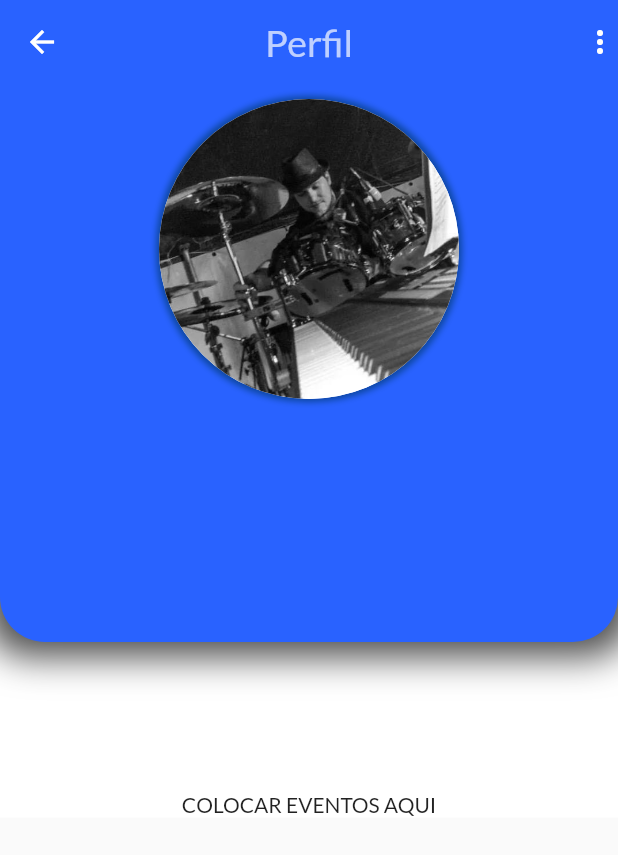
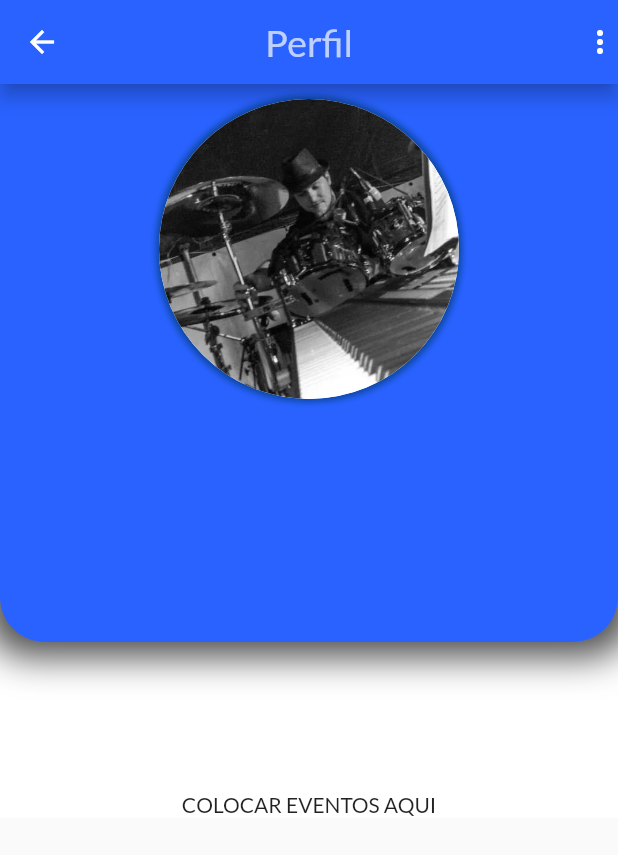
Before and after one commit to Rossitto/lsrtcc_Frontend_Flutter, a Flutter app: the ProfileScreen screen opened by its route, on a phone screen of 412 x 824 dp. Shown: the top 855 px of the screen. Run offline on Flutter 3.47's test engine with Material 2 defaults, Android fonts, the phone set to English and light mode, and no system bars; our stand-ins replace animated_text_kit, date_format, get, get_storage, google_fonts, table_calendar; missing offline and left inert: date_time_format, emojis; accounts and stored records are empty; network calls fail.

Commit message:
AppBar elevation = 5.0 (before = 0)

```diff
--- a/lib/screens/all_registrations_screen.dart
+++ b/lib/screens/all_registrations_screen.dart
@@ -58,7 +58,7 @@ class _AllRegistrationsScreenState extends State<AllRegistrationsScreen>
               'Cadastro',
               style: TextStyle(color: Colors.white70),
             ),
-            elevation: 0,
+            elevation: 5.0,
             backgroundColor: Colors.blueAccent[700],
             leading: IconButton(
               icon: Icon(Icons.arrow_back_ios, color: Colors.white),
--- a/lib/screens/my_bands.dart
+++ b/lib/screens/my_bands.dart
@@ -103,7 +103,7 @@ class _MyBandsState extends State<MyBands> with SingleTickerProviderStateMixin {
           'Minhas Bandas/Pubs',
           style: TextStyle(color: Colors.white70),
         ),
-        elevation: 0,
+        elevation: 5.0,
         backgroundColor: Colors.blueAccent[700],
         leading: IconButton(
           icon: Icon(Icons.arrow_back_ios, color: Colors.white),
--- a/lib/screens/my_bands_empty.dart
+++ b/lib/screens/my_bands_empty.dart
@@ -60,7 +60,7 @@ class _MyBandsEmptyState extends State<MyBandsEmpty>
               'Minhas Bandas',
               style: TextStyle(color: Colors.white70),
             ),
-            elevation: 0,
+            elevation: 5.0,
             backgroundColor: Colors.blueAccent[700],
             leading: IconButton(
               icon: Icon(Icons.arrow_back_ios, color: Colors.white),
--- a/lib/screens/profile_screen.dart
+++ b/lib/screens/profile_screen.dart
@@ -135,7 +135,7 @@ class _ProfileScreenState extends State<ProfileScreen>
                 fontSize: 25.0,
               ),
             ),
-            elevation: 0,
+            elevation: 5.0,
             backgroundColor: Colors.blueAccent[700],
             // leading: IconButton(
             //   icon: Icon(Icons.arrow_back_ios, color: Colors.white),
```
